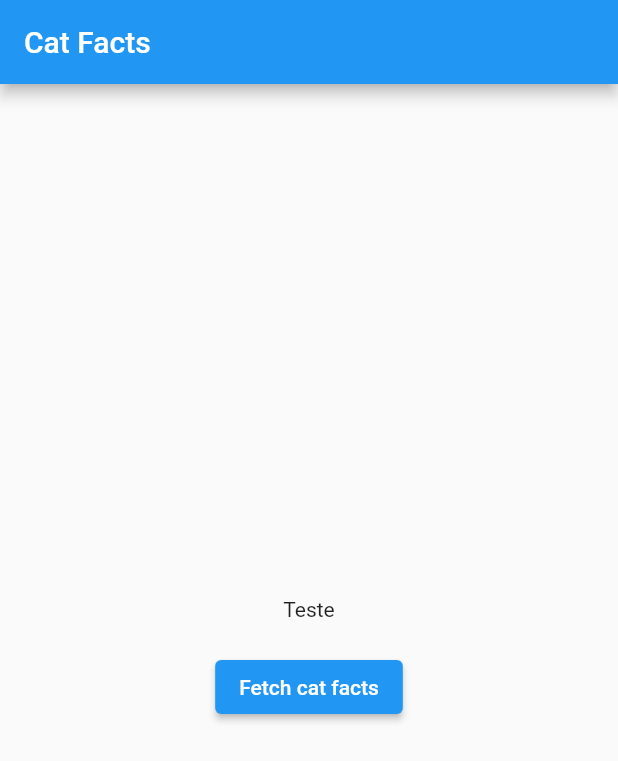
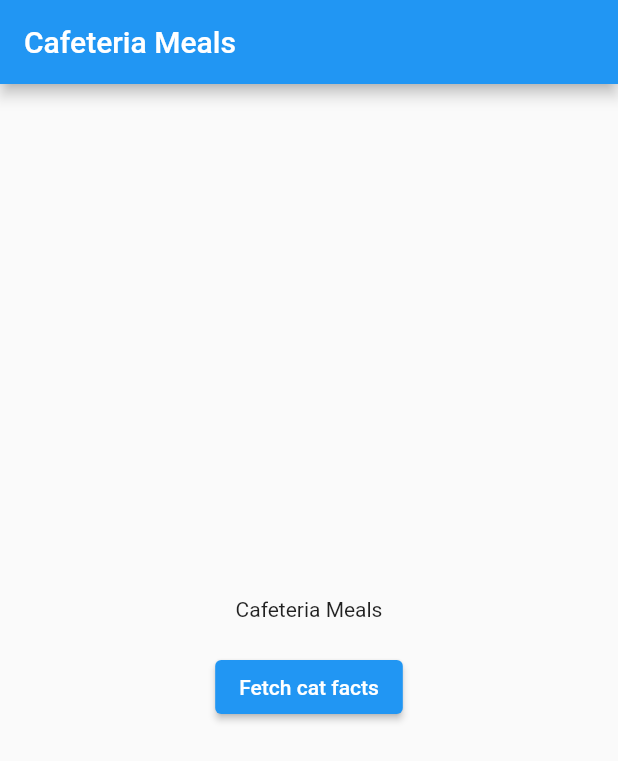
Before and after one commit to Yeshey/FlutterCanteen, a Flutter app: the screen it shows after launch, on a phone screen of 412 x 824 dp. Shown: the top 761 px of the screen. Run offline on Flutter 3.47's test engine with Material 2 defaults, Android fonts, the phone set to English and light mode, and no system bars.

Commit message:
translation tweaks

```diff
--- a/lib/main.dart
+++ b/lib/main.dart
@@ -116,14 +116,15 @@ class _MyHomePageState extends State<CatFactsScreen> {
   Widget build(BuildContext context) {
     return Scaffold(
       appBar: AppBar(
-        title: const Text('Cat Facts'),
+        title: const Text('Cafeteria Meals'),
       ),
       body: Center(
           child: Column(
             mainAxisAlignment: MainAxisAlignment.center,
             children: [
-              const Text('Teste'),
+              const Text('Cafeteria Meals'),
               const SizedBox(height: 20.0),
+
               ElevatedButton(
                 onPressed: _fetchCatFacts,
                 child: const Text('Fetch cat facts'),
```
